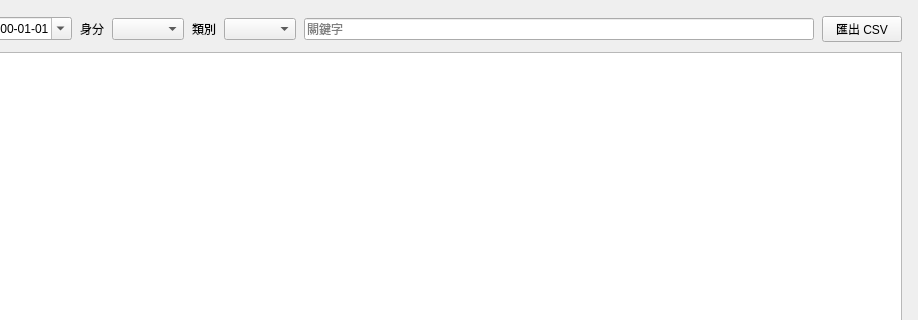
Above: layouts/Layout8.ui from jerrygskk/project_police before the change; both pictures show x 182 to 1100 and y 0 to 320 of the 1100 by 768 pixel window. Below: the same form after it.
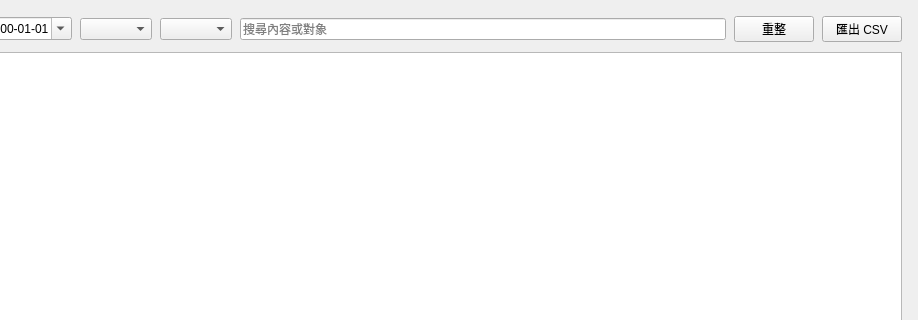
That is the form after the change. The open tabs and pages were chosen to show the change.

Commit message:
chore(release): v1.1.1（誤刪還原回收筒＋ensureSchema＋操作紀錄頁 UI＋主選單前景修正）
- 操作紀錄頁：新增「重整」鈕（強制重查）、身分/類別下拉去標籤改首項自述、
  篩選列字級收斂 12pt（stylesheet font-size，非 setFont）、日期框寬度調整
- 主選單前景修正：打包版偶因 Windows 前景鎖被壓到後面，顯示後 raise_+activateWindow
- 連同先前未發布的回收筒/ensureSchema/code-review 一起出版
- 進版 1.1.0 → 1.1.1，README §1/§3/§8 同步

```diff
--- a/layouts/Layout8.ui
+++ b/layouts/Layout8.ui
@@ -85,22 +85,12 @@
            </widget>
           </item>
 
-          <item>
-           <widget class="QLabel" name="lbl_role">
-            <property name="text"><string>身分</string></property>
-           </widget>
-          </item>
           <item>
            <widget class="QComboBox" name="audit_role">
             <property name="minimumWidth"><number>110</number></property>
            </widget>
           </item>
 
-          <item>
-           <widget class="QLabel" name="lbl_cat">
-            <property name="text"><string>類別</string></property>
-           </widget>
-          </item>
           <item>
            <widget class="QComboBox" name="audit_cat">
             <property name="minimumWidth"><number>90</number></property>
@@ -109,11 +99,16 @@
 
           <item>
            <widget class="QLineEdit" name="audit_kw">
-            <property name="placeholderText"><string>關鍵字</string></property>
+            <property name="placeholderText"><string>搜尋內容或對象</string></property>
             <property name="clearButtonEnabled"><bool>true</bool></property>
            </widget>
           </item>
 
+          <item>
+           <widget class="QPushButton" name="btn_reload">
+            <property name="text"><string>重整</string></property>
+           </widget>
+          </item>
           <item>
            <widget class="QPushButton" name="btn_export">
             <property name="text"><string>匯出 CSV</string></property>
```
Left out of the diff: 8 changed lines with no effect on the pictures. The commit also changes 5 other files.
